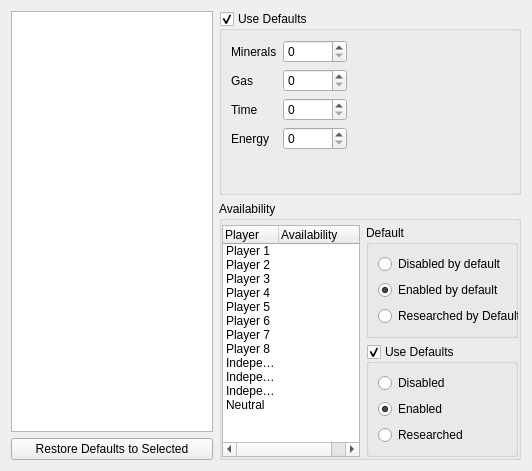
Qt form ChkForge/abilitiestab.ui (heinermann/ChkForge) before a commit.
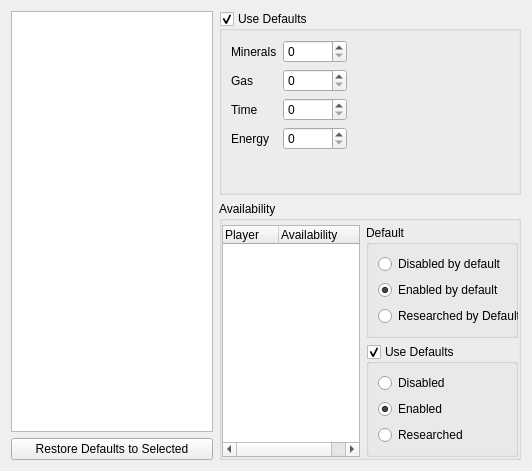
The same form after that commit. Custom widgets are drawn as their Qt base class.

Commit message: Reduce number of duplicated Player strings

```diff
--- a/ChkForge/abilitiestab.ui
+++ b/ChkForge/abilitiestab.ui
@@ -316,75 +316,6 @@
           <string>Availability</string>
          </property>
         </column>
-        <item>
-         <property name="text">
-          <string extracomment="EditLocal:8:126">Player 1</string>
-         </property>
-        </item>
-        <item>
-         <property name="text">
-          <string extracomment="EditLocal:8:127">Player 2</string>
-         </property>
-         <property name="text">
-          <string/>
-         </property>
-        </item>
-        <item>
-         <property name="text">
-          <string extracomment="EditLocal:9:128">Player 3</string>
-         </property>
-         <property name="text">
-          <string/>
-         </property>
-        </item>
-        <item>
-         <property name="text">
-          <string extracomment="EditLocal:9:129">Player 4</string>
-         </property>
-         <property name="text">
-          <string/>
-         </property>
-        </item>
-        <item>
-         <property name="text">
-          <string extracomment="EditLocal:9:130">Player 5</string>
-         </property>
-        </item>
-        <item>
-         <property name="text">
-          <string extracomment="EditLocal:9:131">Player 6</string>
-         </property>
-        </item>
-        <item>
-         <property name="text">
-          <string extracomment="EditLocal:9:132">Player 7</string>
-         </property>
-        </item>
-        <item>
-         <property name="text">
-          <string extracomment="EditLocal:9:133">Player 8</string>
-         </property>
-        </item>
-        <item>
-         <property name="text">
-          <string extracomment="EditLocal:9:134">Independent 1</string>
-         </property>
-        </item>
-        <item>
-         <property name="text">
-          <string extracomment="EditLocal:9:135">Independent 2</string>
-         </property>
-        </item>
-        <item>
-         <property name="text">
-          <string extracomment="EditLocal:9:136">Independent 3</string>
-         </property>
-        </item>
-        <item>
-         <property name="text">
-          <string extracomment="EditLocal:9:137">Neutral</string>
-         </property>
-        </item>
        </widget>
       </item>
      </layout>
```
The commit also changes 29 other files.
